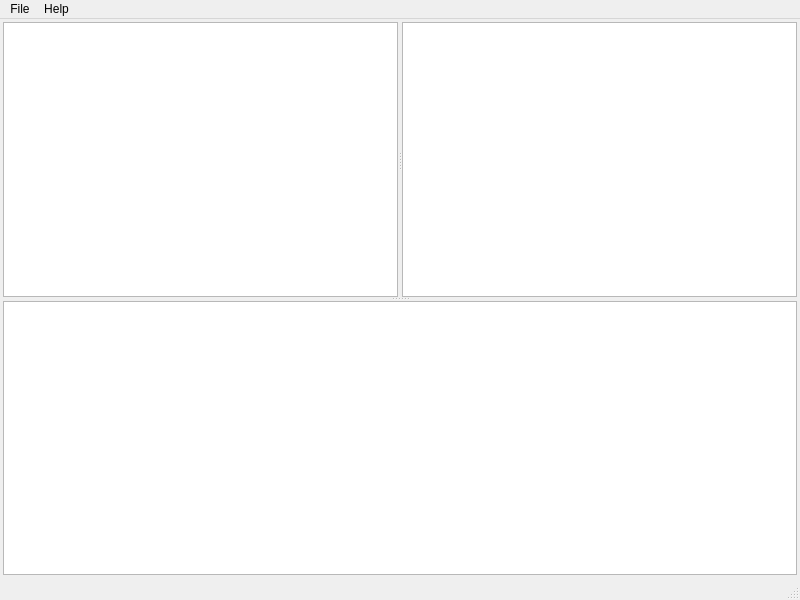
The window that mainwindow.ui (zxf1023818103/uartframeparser) describes before a commit, drawn with Qt 5.
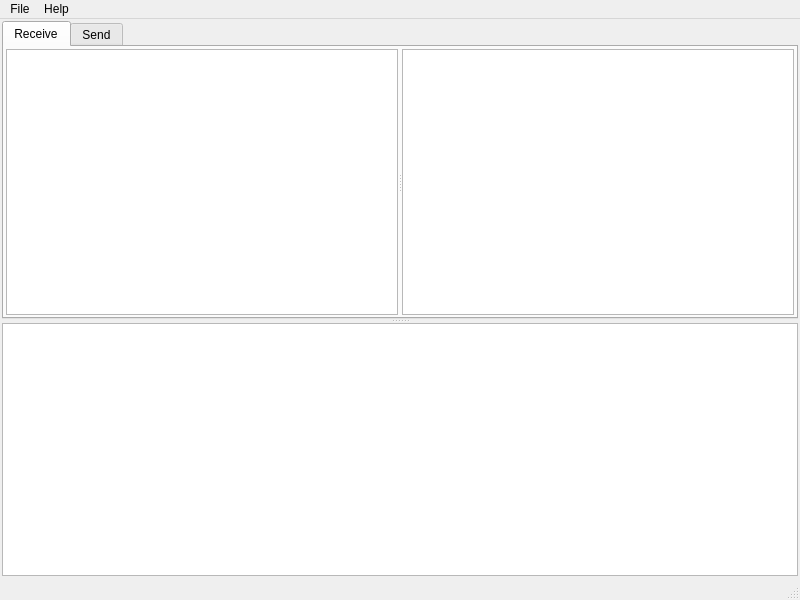
The same window after the commit. The open tabs and pages were chosen to show the change.

Commit message: 添加了发送界面（未完成）。

The edit to the form file:
```diff
--- a/mainwindow.ui
+++ b/mainwindow.ui
@@ -14,24 +14,52 @@
    <string>UART Frame Parser</string>
   </property>
   <widget class="QWidget" name="centralwidget">
-   <layout class="QHBoxLayout" name="horizontalLayout_3">
+   <layout class="QVBoxLayout" name="verticalLayout">
+    <property name="spacing">
+     <number>2</number>
+    </property>
     <property name="leftMargin">
-     <number>3</number>
+     <number>2</number>
     </property>
     <property name="topMargin">
-     <number>3</number>
+     <number>2</number>
     </property>
     <property name="rightMargin">
-     <number>3</number>
+     <number>2</number>
     </property>
     <property name="bottomMargin">
-     <number>3</number>
+     <number>2</number>
     </property>
     <item>
      <widget class="QSplitter" name="splitter_2">
       <property name="orientation">
        <enum>Qt::Vertical</enum>
       </property>
+      <widget class="QTabWidget" name="tabWidget">
+       <property name="currentIndex">
+        <number>1</number>
+       </property>
+       <widget class="QWidget" name="receivingTab">
+        <attribute name="title">
+         <string>Receive</string>
+        </attribute>
+        <layout class="QHBoxLayout" name="horizontalLayout">
+         <property name="spacing">
+          <number>2</number>
+         </property>
+         <property name="leftMargin">
+          <number>2</number>
+         </property>
+         <property name="topMargin">
+          <number>2</number>
+         </property>
+         <property name="rightMargin">
+          <number>2</number>
+         </property>
+         <property name="bottomMargin">
+          <number>2</number>
+         </property>
+         <item>
       <widget class="QWidget" name="widget" native="true">
        <layout class="QHBoxLayout" name="horizontalLayout_2">
         <property name="leftMargin">
@@ -60,6 +88,15 @@
          </widget>
         </item>
        </layout>
+          </widget>
+         </item>
+        </layout>
+       </widget>
+       <widget class="QWidget" name="sendingTab">
+        <attribute name="title">
+         <string>Send</string>
+        </attribute>
+       </widget>
       </widget>
       <widget class="QTreeView" name="historyView">
        <property name="editTriggers">
```
Lines whose indentation alone changed are shown as unchanged.
